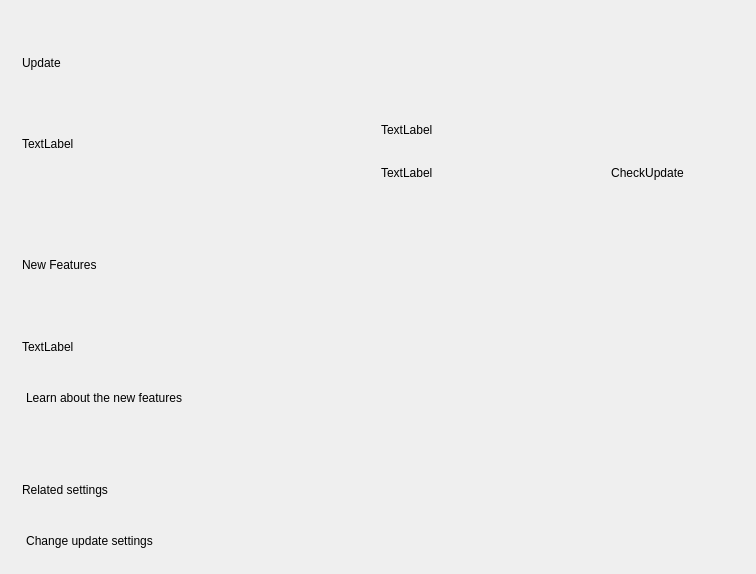
Above: plugins/security-updates/update/update.ui from ukui/ukui-control-center before the change. Below: the same form after it.
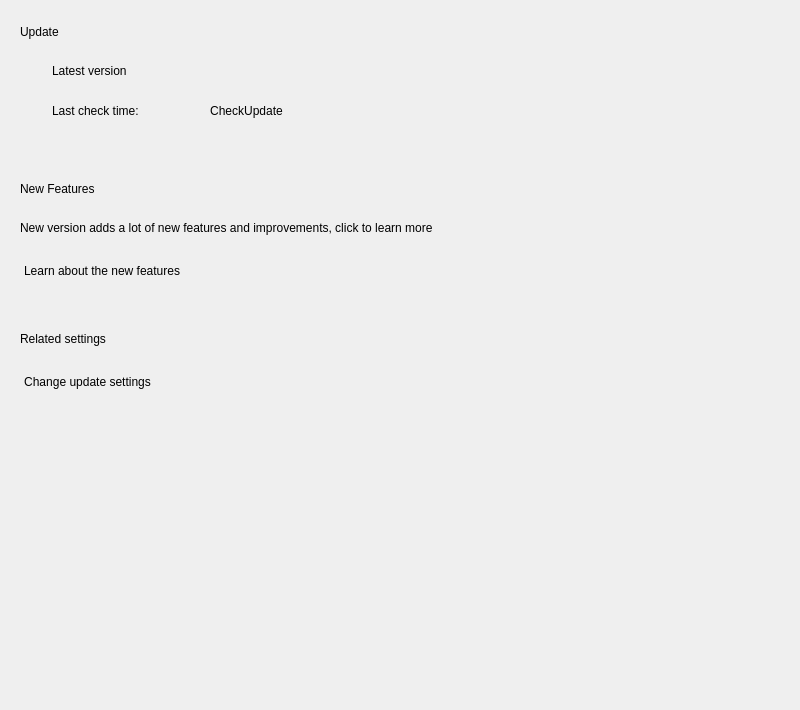
That is the form after the change.

```diff
--- a/plugins/security-updates/update/update.ui
+++ b/plugins/security-updates/update/update.ui
@@ -6,69 +6,182 @@
    <rect>
     <x>0</x>
     <y>0</y>
-    <width>756</width>
-    <height>574</height>
+    <width>800</width>
+    <height>710</height>
    </rect>
   </property>
   <property name="minimumSize">
    <size>
-    <width>756</width>
-    <height>574</height>
+    <width>800</width>
+    <height>710</height>
    </size>
   </property>
   <property name="maximumSize">
    <size>
-    <width>756</width>
-    <height>574</height>
+    <width>800</width>
+    <height>710</height>
    </size>
   </property>
   <property name="windowTitle">
    <string>Update</string>
   </property>
   <layout class="QVBoxLayout" name="verticalLayout_2">
+   <property name="spacing">
+    <number>0</number>
+   </property>
+   <property name="leftMargin">
+    <number>0</number>
+   </property>
+   <property name="topMargin">
+    <number>0</number>
+   </property>
+   <property name="rightMargin">
+    <number>0</number>
+   </property>
+   <property name="bottomMargin">
+    <number>0</number>
+   </property>
    <item>
     <widget class="QStackedWidget" name="StackedWidget">
      <widget class="QWidget" name="Page1">
       <layout class="QVBoxLayout" name="verticalLayout">
        <property name="spacing">
+        <number>25</number>
+       </property>
+       <property name="leftMargin">
+        <number>20</number>
+       </property>
+       <property name="topMargin">
+        <number>25</number>
+       </property>
+       <property name="rightMargin">
+        <number>0</number>
+       </property>
+       <property name="bottomMargin">
         <number>0</number>
        </property>
        <item>
         <widget class="QLabel" name="label">
+         <property name="sizePolicy">
+          <sizepolicy hsizetype="Fixed" vsizetype="Fixed">
+           <horstretch>0</horstretch>
+           <verstretch>0</verstretch>
+          </sizepolicy>
+         </property>
          <property name="text">
           <string>Update</string>
          </property>
+         <property name="scaledContents">
+          <bool>true</bool>
+         </property>
+         <property name="stylesize" stdset="0">
+          <string notr="true">title1#</string>
+         </property>
         </widget>
        </item>
        <item>
         <layout class="QHBoxLayout" name="horizontalLayout">
+         <property name="spacing">
+          <number>25</number>
+         </property>
          <item>
-          <widget class="QLabel" name="label_2">
+          <widget class="QLabel" name="logoLabel">
+           <property name="sizePolicy">
+            <sizepolicy hsizetype="Fixed" vsizetype="Fixed">
+             <horstretch>0</horstretch>
+             <verstretch>0</verstretch>
+            </sizepolicy>
+           </property>
            <property name="text">
-            <string>TextLabel</string>
+            <string/>
+           </property>
+           <property name="scaledContents">
+            <bool>true</bool>
            </property>
           </widget>
          </item>
          <item>
           <layout class="QVBoxLayout" name="verticalLayout_3">
+           <property name="spacing">
+            <number>22</number>
+           </property>
            <item>
             <widget class="QLabel" name="label_3">
+             <property name="sizePolicy">
+              <sizepolicy hsizetype="Fixed" vsizetype="Fixed">
+               <horstretch>0</horstretch>
+               <verstretch>0</verstretch>
+              </sizepolicy>
+             </property>
              <property name="text">
-              <string>TextLabel</string>
+              <string>Latest version</string>
+             </property>
+             <property name="scaledContents">
+              <bool>true</bool>
              </property>
             </widget>
            </item>
            <item>
             <layout class="QHBoxLayout" name="horizontalLayout_2">
+             <property name="spacing">
+              <number>10</number>
+             </property>
              <item>
               <widget class="QLabel" name="label_4">
+               <property name="sizePolicy">
+                <sizepolicy hsizetype="Fixed" vsizetype="Fixed">
+                 <horstretch>0</horstretch>
+                 <verstretch>0</verstretch>
+                </sizepolicy>
+               </property>
                <property name="text">
-                <string>TextLabel</string>
+                <string>Last check time:</string>
                </property>
+               <property name="scaledContents">
+                <bool>true</bool>
+               </property>
               </widget>
              </item>
              <item>
-              <widget class="QPushButton" name="pushButton">
+              <widget class="QLabel" name="updatetimeLabel">
+               <property name="sizePolicy">
+                <sizepolicy hsizetype="Fixed" vsizetype="Fixed">
+                 <horstretch>0</horstretch>
+                 <verstretch>0</verstretch>
+                </sizepolicy>
+               </property>
+               <property name="text">
+                <string/>
+               </property>
+               <property name="scaledContents">
+                <bool>true</bool>
+               </property>
+              </widget>
+             </item>
+             <item>
+              <spacer name="horizontalSpacer_3">
+               <property name="orientation">
+                <enum>Qt::Horizontal</enum>
+               </property>
+               <property name="sizeType">
+                <enum>QSizePolicy::Fixed</enum>
+               </property>
+               <property name="sizeHint" stdset="0">
+                <size>
+                 <width>40</width>
+                 <height>20</height>
+                </size>
+               </property>
+              </spacer>
+             </item>
+             <item>
+              <widget class="QPushButton" name="checkBtn">
+               <property name="sizePolicy">
+                <sizepolicy hsizetype="Fixed" vsizetype="Fixed">
+                 <horstretch>0</horstretch>
+                 <verstretch>0</verstretch>
+                </sizepolicy>
+               </property>
                <property name="text">
                 <string>CheckUpdate</string>
                </property>
@@ -77,6 +190,19 @@
                </property>
               </widget>
              </item>
+             <item>
+              <spacer name="horizontalSpacer_4">
+               <property name="orientation">
+                <enum>Qt::Horizontal</enum>
+               </property>
+               <property name="sizeHint" stdset="0">
+                <size>
+                 <width>40</width>
+                 <height>20</height>
+                </size>
+               </property>
+              </spacer>
+             </item>
             </layout>
            </item>
           </layout>
@@ -94,22 +220,43 @@
          <property name="sizeHint" stdset="0">
           <size>
            <width>20</width>
-           <height>40</height>
+           <height>35</height>
           </size>
          </property>
         </spacer>
        </item>
        <item>
         <widget class="QLabel" name="label_5">
+         <property name="sizePolicy">
+          <sizepolicy hsizetype="Fixed" vsizetype="Fixed">
+           <horstretch>0</horstretch>
+           <verstretch>0</verstretch>
+          </sizepolicy>
+         </property>
          <property name="text">
           <string>New Features</string>
          </property>
+         <property name="scaledContents">
+          <bool>true</bool>
+         </property>
+         <property name="stylesize" stdset="0">
+          <string notr="true">title1#</string>
+         </property>
         </widget>
        </item>
        <item>
         <widget class="QLabel" name="label_6">
+         <property name="sizePolicy">
+          <sizepolicy hsizetype="Fixed" vsizetype="Fixed">
+           <horstretch>0</horstretch>
+           <verstretch>0</verstretch>
+          </sizepolicy>
+         </property>
          <property name="text">
-          <string>TextLabel</string>
+          <string>New version adds a lot of new features and improvements, click to learn more</string>
+         </property>
+         <property name="scaledContents">
+          <bool>true</bool>
          </property>
         </widget>
        </item>
@@ -151,22 +298,34 @@
          <property name="sizeHint" stdset="0">
           <size>
            <width>20</width>
-           <height>40</height>
+           <height>25</height>
           </size>
          </property>
         </spacer>
        </item>
        <item>
         <widget class="QLabel" name="label_7">
+         <property name="sizePolicy">
+          <sizepolicy hsizetype="Fixed" vsizetype="Fixed">
+           <horstretch>0</horstretch>
+           <verstretch>0</verstretch>
+          </sizepolicy>
+         </property>
          <property name="text">
           <string>Related settings</string>
          </property>
+         <property name="scaledContents">
+          <bool>true</bool>
+         </property>
+         <property name="stylesize" stdset="0">
+          <string notr="true">title1#</string>
+         </property>
         </widget>
        </item>
        <item>
         <layout class="QHBoxLayout" name="horizontalLayout_4">
          <item>
-          <widget class="QPushButton" name="pushButton_3">
+          <widget class="QPushButton" name="changesettingsBtn">
            <property name="text">
             <string>Change update settings</string>
            </property>
@@ -190,6 +349,19 @@
          </item>
         </layout>
        </item>
+       <item>
+        <spacer name="verticalSpacer_3">
+         <property name="orientation">
+          <enum>Qt::Vertical</enum>
+         </property>
+         <property name="sizeHint" stdset="0">
+          <size>
+           <width>20</width>
+           <height>40</height>
+          </size>
+         </property>
+        </spacer>
+       </item>
       </layout>
      </widget>
     </widget>
```
